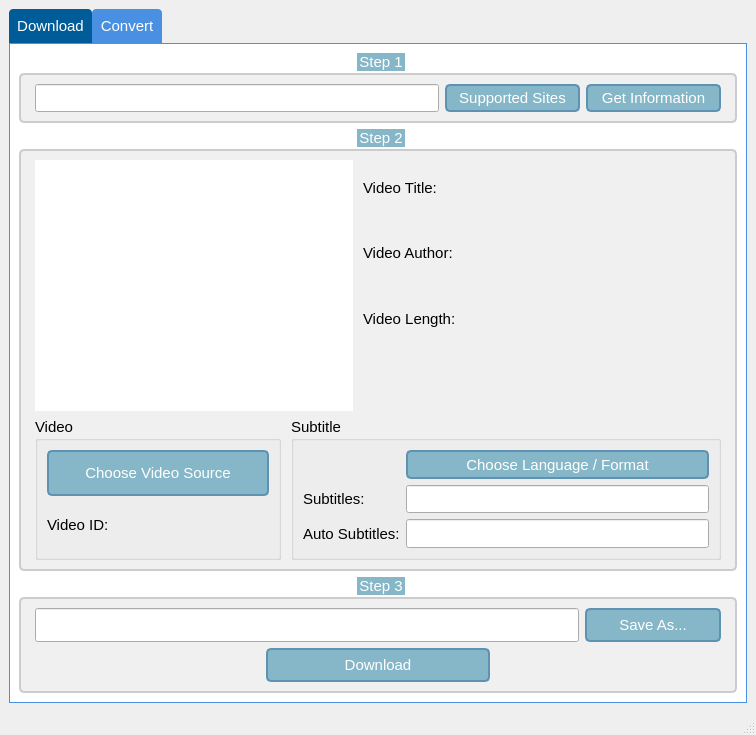
Above: mainwindow.ui from Alone0506/yt_dlp_GUI before the change. Below: the same form after it.
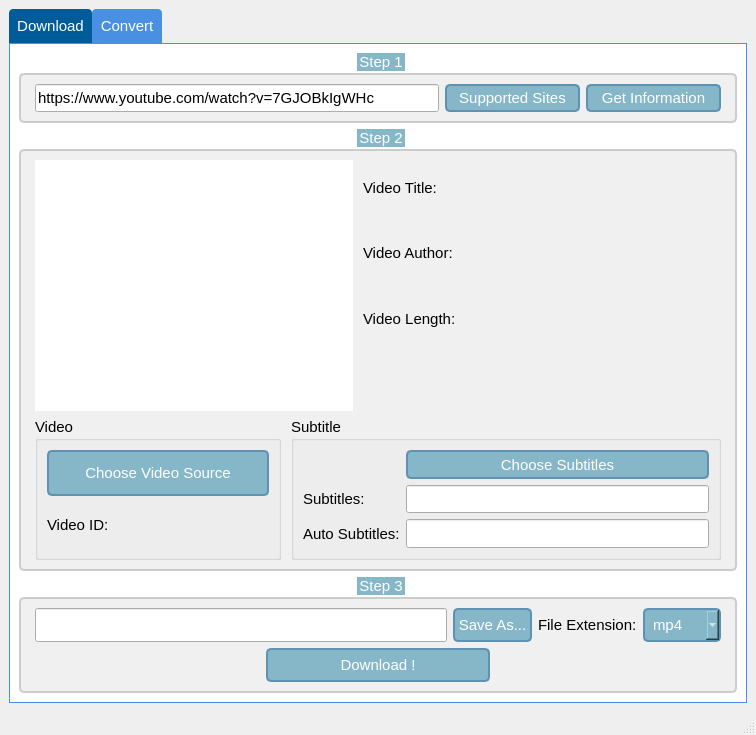
That is the form after the change. Icons and pictures are not drawn.

```diff
--- a/mainwindow.ui
+++ b/mainwindow.ui
@@ -23,17 +23,8 @@
    <string notr="true"/>
   </property>
   <widget class="QWidget" name="centralwidget">
-   <layout class="QGridLayout" name="gridLayout_6">
-    <item row="0" column="0">
-     <widget class="QTabWidget" name="main_tabwidget">
-      <property name="font">
-       <font>
-        <family>Arial</family>
-        <pointsize>11</pointsize>
-       </font>
-      </property>
-      <property name="styleSheet">
-       <string notr="true">QTabWidget {
+   <property name="styleSheet">
+    <string notr="true">QTabWidget {
     background-color: #ffffff;     /* 主背景色設置為白色 */
 }
 
@@ -44,17 +35,84 @@
     border-top-left-radius: 4px;   /* 左上圓角 */
     border-top-right-radius: 4px;  /* 右上圓角 */
 }
-
 QTabBar::tab:selected {
     background-color: #005c99;     /* 選中標籤背景色設置為深藍色 */
     color: #ffffff;                /* 選中標籤文字顏色設置為白色 */
 }
-
 QTabWidget::pane {
     border: 1px solid #4a90e2;     /* 內容區域邊框設置為藍色 */
     background-color: #ffffff;     /* 內容區域背景色設置為白色 */
 }
-</string>
+
+
+
+QPushButton {
+	background-color:rgb(134,183,200);
+	border:2px solid #5F92B2;
+	border-radius:5px;
+	color:white
+}
+QPushButton:hover{
+	background-color:rgb(0,130,150);
+	border:2px solid #5F92B2;
+	border-radius:5px;
+	color:white;
+}
+QPushButton:hover:pressed{
+	background-color:rgb(85,170,255); 
+	border:2px solid #3C80B1;
+	border-radius:5px;
+	color:white;
+}
+
+
+
+QComboBox {
+    background-color: rgb(134,183,200);
+    color: #ffffff;
+    border: 2px solid #5F92B2;
+    border-radius: 5px;            /* 邊框圓角 */
+    padding: 4px 8px;              /* 內邊距 */
+}
+QComboBox:hover {
+    background-color: rgb(0,130,150);
+    color: #ffffff;
+    border: 2px solid #5F92B2;
+}
+QComboBox::drop-down {
+    subcontrol-origin: padding;
+    subcontrol-position: top right;
+    width: 13px;
+}</string>
+   </property>
+   <layout class="QGridLayout" name="gridLayout_6">
+    <item row="0" column="0">
+     <widget class="QTabWidget" name="main_tabwidget">
+      <property name="font">
+       <font>
+        <family>Arial</family>
+        <pointsize>11</pointsize>
+       </font>
+      </property>
+      <property name="styleSheet">
+       <string notr="true">#thumbnail_lbl, #before_lbl, #after_lbl {
+	background-color: white;
+}
+
+#download_step1_gb, #download_step2_gb, #download_step3_gb, #convert_step1_gb, #convert_step2_gb, #convert_step3_gb{
+    background-color: rgb(240,240,240); /* 設置QGroupBox的背景顏色 */
+    border: 2px solid #CCCCCC;          /* 設置邊框顏色和寬度 */
+	padding: 0 5px;                     /* 標題的內邊距 */
+    border-radius: 5px;                 /* 設置邊框圓角 */
+    margin-top: 20px;                   /* 設置頂部邊距以便標題顯示 */
+}
+
+#download_step1_gb:title, #download_step2_gb::title, #download_step3_gb:title, #convert_step1_gb:title, #convert_step2_gb::title, #convert_step3_gb:title {
+    subcontrol-origin: margin;          /* 標題的基準點是邊距 */
+    subcontrol-position: top center;    /* 標題的位置 */
+    background-color: rgb(134,183,200); /* 設置標題背景顏色 */
+    color: white;                       /* 設置標題文字顏色 */
+}</string>
       </property>
       <property name="currentIndex">
        <number>0</number>
@@ -67,43 +125,7 @@
         </font>
        </property>
        <property name="styleSheet">
-        <string notr="true">QPushButton {
-	background-color:rgb(134,183,200);
-	border:2px solid #5F92B2;
-	border-radius:5px;
-	color:white
-}
-QPushButton:hover{
-	background-color:rgb(0,130,150);
-	border:2px solid #5F92B2;
-	border-radius:5px;
-	color:white;
-}
-QPushButton:hover:pressed{
-	background-color:rgb(85,170,255); 
-	border:2px solid #3C80B1;
-	border-radius:5px;
-	color:white;
-}
-
-#thumbnail_lbl {
-	background-color: white;
-}
-
-#download_step1_gb, #download_step2_gb, #download_step3_gb{
-    background-color: rgb(240,240,240); /* 設置QGroupBox的背景顏色 */
-    border: 2px solid #CCCCCC;          /* 設置邊框顏色和寬度 */
-	padding: 0 5px;                     /* 標題的內邊距 */
-    border-radius: 5px;                 /* 設置邊框圓角 */
-    margin-top: 20px;                   /* 設置頂部邊距以便標題顯示 */
-}
-
-#download_step1_gb:title, #download_step2_gb::title, #download_step3_gb:title {
-    subcontrol-origin: margin;          /* 標題的基準點是邊距 */
-    subcontrol-position: top center;    /* 標題的位置 */
-    background-color: rgb(134,183,200); /* 設置標題背景顏色 */
-    color: white;                       /* 設置標題文字顏色 */
-}</string>
+        <string notr="true"/>
        </property>
        <attribute name="title">
         <string>Download</string>
@@ -154,7 +176,7 @@
               </font>
              </property>
              <property name="text">
-              <string/>
+              <string>https://www.youtube.com/watch?v=7GJOBkIgWHc</string>
              </property>
             </widget>
            </item>
@@ -540,7 +562,7 @@
                    <string notr="true"/>
                   </property>
                   <property name="text">
-                   <string>Choose Language / Format</string>
+                   <string>Choose Subtitles</string>
                   </property>
                  </widget>
                 </item>
@@ -647,7 +669,7 @@
           </property>
           <layout class="QVBoxLayout" name="verticalLayout_9">
            <item>
-            <layout class="QHBoxLayout" name="horizontalLayout_10" stretch="4,1">
+            <layout class="QHBoxLayout" name="horizontalLayout_10" stretch="21,4,4,4">
              <item>
               <widget class="QLineEdit" name="download_save_as_lineedit">
                <property name="sizePolicy">
@@ -689,6 +711,90 @@
                </property>
               </widget>
              </item>
+             <item>
+              <widget class="QLabel" name="label_9">
+               <property name="font">
+                <font>
+                 <family>Arial</family>
+                 <pointsize>11</pointsize>
+                </font>
+               </property>
+               <property name="text">
+                <string>File Extension:</string>
+               </property>
+              </widget>
+             </item>
+             <item>
+              <widget class="QComboBox" name="download_ext_combobox">
+               <property name="sizePolicy">
+                <sizepolicy hsizetype="Preferred" vsizetype="Preferred">
+                 <horstretch>0</horstretch>
+                 <verstretch>0</verstretch>
+                </sizepolicy>
+               </property>
+               <property name="font">
+                <font>
+                 <family>Arial</family>
+                 <pointsize>11</pointsize>
+                </font>
+               </property>
+               <item>
+                <property name="text">
+                 <string>mp4</string>
+                </property>
+               </item>
+               <item>
+                <property name="text">
+                 <string>m4v</string>
+                </property>
+               </item>
+               <item>
+                <property name="text">
+                 <string>mkv</string>
+                </property>
+               </item>
+               <item>
+                <property name="text">
+                 <string>webm</string>
+                </property>
+               </item>
+               <item>
+                <property name="text">
+                 <string>avi</string>
+                </property>
+               </item>
+               <item>
+                <property name="text">
+                 <string>mov</string>
+                </property>
+               </item>
+               <item>
+                <property name="text">
+                 <string>wmv</string>
+                </property>
+               </item>
+               <item>
+                <property name="text">
+                 <string>flv</string>
+                </property>
+               </item>
+               <item>
+                <property name="text">
+                 <string>asf</string>
+                </property>
+               </item>
+               <item>
+                <property name="text">
+                 <string>avchd</string>
+                </property>
+               </item>
+               <item>
+                <property name="text">
+                 <string>vob</string>
+                </property>
+               </item>
+              </widget>
+             </item>
             </layout>
            </item>
            <item>
@@ -724,7 +830,7 @@
                 </font>
                </property>
                <property name="text">
-                <string>Download</string>
+                <string>Download !</string>
                </property>
               </widget>
              </item>
```
Left out of the diff: 90 changed lines with no effect on the pictures.
